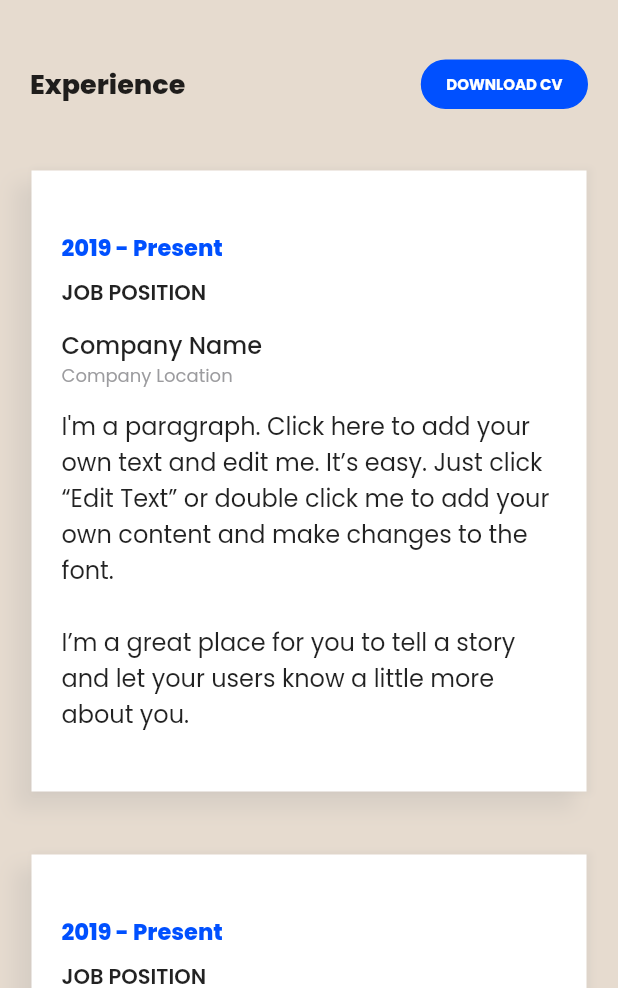
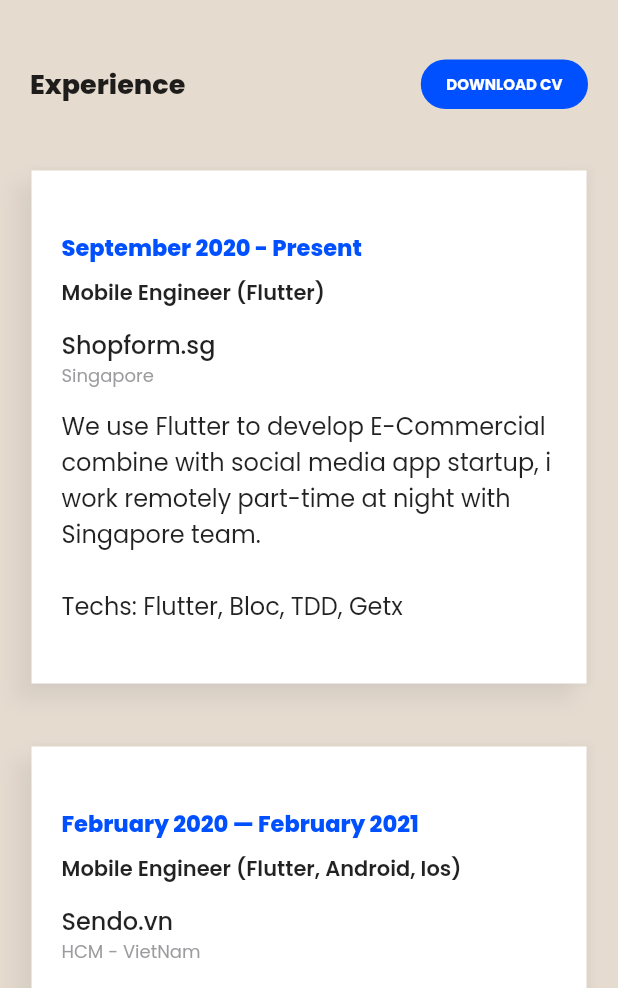
Before and after one commit to quango2304/my_resume, a Flutter app: the ResumeScreenDesktop screen opened directly, on a phone screen of 412 x 824 dp, the part 248-1236 px from its top. Run offline on Flutter 3.47's test engine with Material 2 defaults, Android fonts, the phone set to English and light mode, and no system bars; our stand-ins replace carousel_slider, font_awesome_flutter, google_fonts, page_transition, responsive_builder.

Commit message:
copy code to déktop

```diff
--- a/lib/screens/resume_screen/resume_screen_desktop.dart
+++ b/lib/screens/resume_screen/resume_screen_desktop.dart
@@ -1,12 +1,34 @@
 import 'package:flutter/material.dart';
 import 'package:my_resume/constants/app_colors.dart';
 import 'package:my_resume/extensions/extensions.dart';
+import 'package:my_resume/utils/load_cv_json.dart';
 import 'package:my_resume/widgets/app_bar/app_bar_responsive.dart';
 import 'package:my_resume/widgets/app_button.dart';
 import 'package:my_resume/widgets/footer/footer_responsive.dart';
 import 'package:my_resume/widgets/shadow_button.dart';
+import 'package:my_resume/widgets/square_dot.dart';
 
 class ResumeScreenDesktop extends StatelessWidget {
+  @override
+  Widget build(BuildContext context) {
+    return Scaffold(
+      backgroundColor: AppColors.cE6DBCF,
+      body: CustomScrollView(
+        physics: ClampingScrollPhysics(),
+        slivers: [
+          SliverToBoxAdapter(child: AppBarResponsive()),
+          ...buildWorkHistory(),
+          ...buildEducation(),
+          buildSkills(),
+          SliverToBoxAdapter(
+            child: 60.ver,
+          ),
+          SliverToBoxAdapter(child: FooterResponsive())
+        ],
+      ),
+    );
+  }
+
   List<Widget> buildWorkHistory() {
     return [
       SliverToBoxAdapter(
@@ -18,7 +40,7 @@ class ResumeScreenDesktop extends StatelessWidget {
               Row(
                 mainAxisSize: MainAxisSize.min,
                 children: [
-                  squareDot(),
+                  SquareDot(),
                   8.hoz,
                   "Resume".s20w800(),
                 ],
@@ -28,7 +50,9 @@ class ResumeScreenDesktop extends StatelessWidget {
                 mainAxisAlignment: MainAxisAlignment.spaceBetween,
                 children: [
                   'Experience'.s18w800(),
-                  AppButton.solidButton(text: "DOWNLOAD CV")
+                  AppButton.solidButton(text: "DOWNLOAD CV", onPress: () {
+                    launch(myResume.cvUrl);
+                  },)
                 ],
               ),
             ],
@@ -37,9 +61,9 @@ class ResumeScreenDesktop extends StatelessWidget {
       ),
       SliverPadding(
         padding: EdgeInsets.only(left: 20, right: 20, top: 40),
-        // color: AppColors.cE6DBCF,
         sliver: SliverList(
             delegate: SliverChildBuilderDelegate((_, index) {
+              final experience = myResume.experiences[index];
               return Padding(
                 padding: const EdgeInsets.only(bottom: 40),
                 child: ShadowButton.normal(
@@ -53,21 +77,21 @@ class ResumeScreenDesktop extends StatelessWidget {
                       child: Column(
                         crossAxisAlignment: CrossAxisAlignment.start,
                         children: [
-                          '2019 - Present'.s15w800(color: AppColors.c0050FF),
+                          experience.period.s15w800(color: AppColors.c0050FF),
                           8.ver,
-                          'JOB POSITION'.s14w600(),
+                          experience.jobPosition.s14w600(),
                           12.ver,
-                          'Company Name'.s16w500(),
-                          'Company Location'
+                          experience.companyName.s16w500(),
+                          experience.companyLocation
                               .s12w400(style: TextStyle(color: AppColors.c9C9C9F)),
                           12.ver,
-                          "I'm a paragraph. Click here to add your own text and edit me. It’s easy. Just click “Edit Text” or double click me to add your own content and make changes to the font. \n \nI’m a great place for you to tell a story and let your users know a little more about you."
+                          experience.description
                               .s16w400()
                         ],
                       ),
                     )),
               );
-            }, childCount: 3)),
+            }, childCount: myResume.experiences.length)),
       )
     ];
   }
@@ -90,9 +114,9 @@ class ResumeScreenDesktop extends StatelessWidget {
       ),
       SliverPadding(
         padding: EdgeInsets.symmetric(horizontal: 20),
-        // color: AppColors.cE6DBCF,
         sliver: SliverList(
             delegate: SliverChildBuilderDelegate((_, index) {
+              final education = myResume.educations[index];
               return Padding(
                 padding: const EdgeInsets.only(bottom: 40),
                 child: ShadowButton.normal(
@@ -106,21 +130,20 @@ class ResumeScreenDesktop extends StatelessWidget {
                       child: Column(
                         crossAxisAlignment: CrossAxisAlignment.start,
                         children: [
-                          '2016 - 2020'.s15w800(color: AppColors.c0050FF),
+                          education.period.s15w800(color: AppColors.c0050FF),
                           8.ver,
-                          'UNIVERSITY NAME'.s14w600(),
+                          education.universityName.s14w600(),
                           12.ver,
-                          'Major'.s16w500(),
-                          'Degree level'
+                          education.degreeLevel
                               .s12w400(style: TextStyle(color: AppColors.c9C9C9F)),
                           12.ver,
-                          "I'm a paragraph. Click here to add your own text and edit me. It’s easy. Just click “Edit Text” or double click me to add your own content and make changes to the font. \n \nI’m a great place for you to tell a story and let your users know a little more about you."
+                          education.description
                               .s16w400()
                         ],
                       ),
                     )),
               );
-            }, childCount: 1)),
+            }, childCount: myResume.educations.length)),
       )
     ];
   }
@@ -142,33 +165,11 @@ class ResumeScreenDesktop extends StatelessWidget {
                 children: [
                   'Professional skillset'.s18w900(),
                   40.ver,
-                  ListView.separated(
-                      padding: EdgeInsets.zero,
-                      shrinkWrap: true,
-                      itemBuilder: (_, i) => Row(
-                        children: [
-                          squareDot(),
-                          10.hoz,
-                          'Entrepreneurial Mindset'.s14w400()
-                        ],
-                      ),
-                      separatorBuilder: (_, __) => 20.ver,
-                      itemCount: 3),
+                  buildSkillsSet(),
                   60.ver,
                   'Languages'.s18w900(),
                   40.ver,
-                  ListView.separated(
-                      padding: EdgeInsets.zero,
-                      shrinkWrap: true,
-                      itemBuilder: (_, i) => Row(
-                        children: [
-                          squareDot(),
-                          10.hoz,
-                          'English'.s14w400()
-                        ],
-                      ),
-                      separatorBuilder: (_, __) => 20.ver,
-                      itemCount: 3),
+                  buildLanguages(),
                 ],
               ),
             )),
@@ -176,31 +177,35 @@ class ResumeScreenDesktop extends StatelessWidget {
     );
   }
 
-  Widget squareDot() {
-    return Container(
-      width: 20,
-      height: 20,
-      color: AppColors.c0050FF,
-    );
+  ListView buildSkillsSet() {
+    return ListView.separated(
+        padding: EdgeInsets.zero,
+        shrinkWrap: true,
+        physics: NeverScrollableScrollPhysics(),
+        itemBuilder: (_, i) => Row(
+          children: [
+            SquareDot(),
+            10.hoz,
+            myResume.professionalSkills[i].s14w400()
+          ],
+        ),
+        separatorBuilder: (_, __) => 20.ver,
+        itemCount: myResume.professionalSkills.length);
   }
 
-  @override
-  Widget build(BuildContext context) {
-    return Scaffold(
-      backgroundColor: AppColors.cE6DBCF,
-      body: CustomScrollView(
-        physics: ClampingScrollPhysics(),
-        slivers: [
-          SliverToBoxAdapter(child: AppBarResponsive()),
-          ...buildWorkHistory(),
-          ...buildEducation(),
-          buildSkills(),
-          SliverToBoxAdapter(
-            child: 60.ver,
-          ),
-          SliverToBoxAdapter(child: FooterResponsive())
-        ],
-      ),
-    );
+  ListView buildLanguages() {
+    return ListView.separated(
+        padding: EdgeInsets.zero,
+        shrinkWrap: true,
+        physics: NeverScrollableScrollPhysics(),
+        itemBuilder: (_, i) => Row(
+          children: [
+            SquareDot(),
+            10.hoz,
+            myResume.languages[i].s14w400()
+          ],
+        ),
+        separatorBuilder: (_, __) => 20.ver,
+        itemCount: myResume.languages.length);
   }
 }
```
Also changed, not shown: lib/screens/contact_screen/contact_screen_desktop.dart (+49 -74 lines), lib/screens/projects_screen/projects_screen_desktop.dart (+160 -3 lines).
